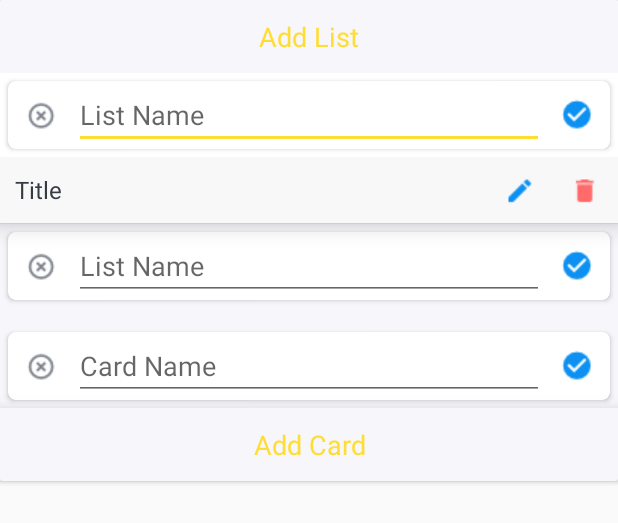
After one commit to Azhar-Mir/Project-Oragnizer, an Android app: the layout item_task.xml on its own in the app's theme, with its tools: preview values and no code run, on a phone screen of 412 x 824 dp. The commit adds this screen. Shown: the top 523 px of the screen. Run offline under Robolectric (Android 15) with nearby library versions, the phone set to English and light mode, and no system bars.

Commit message:
add,update,delete liat

```diff
--- a/app/src/main/java/com/projectorganizer/utils/Constants.kt
+++ b/app/src/main/java/com/projectorganizer/utils/Constants.kt
@@ -15,6 +15,7 @@ object Constants {
     const val MOBILE: String = "mobile"
     const val ASSIGNED_TO : String = "assignedTo"
     const val DOCUMENT_ID : String = "documentId"
+    const val TASK_LIST: String = "taskList"
 
     const val READ_STORAGE_PERMISSION_CODE = 1
     const val PICK_IMAGE_REQUEST_CODE = 2
--- /dev/null
+++ b/app/src/main/res/layout/item_task.xml
@@ -0,0 +1,240 @@
+<?xml version="1.0" encoding="utf-8"?>
+<androidx.cardview.widget.CardView xmlns:android="http://schemas.android.com/apk/res/android"
+    xmlns:app="http://schemas.android.com/apk/res-auto"
+    xmlns:tools="http://schemas.android.com/tools"
+    android:layout_width="match_parent"
+    android:layout_height="wrap_content"
+    android:elevation="@dimen/task_item_cv_elevation"
+    android:orientation="vertical">
+
+    <LinearLayout
+        android:layout_width="match_parent"
+        android:layout_height="wrap_content"
+        android:orientation="vertical">
+
+        <TextView
+            android:id="@+id/tv_add_task_list"
+            android:layout_width="match_parent"
+            android:layout_height="wrap_content"
+            android:background="@color/task_list_action_color"
+            android:foreground="?attr/selectableItemBackground"
+            android:gravity="center"
+            android:padding="@dimen/task_item_add_item_text_padding"
+            android:text="@string/action_add_list"
+            android:textColor="@color/colorAccent"
+            android:textSize="@dimen/task_item_add_item_text_size"
+            android:visibility="gone"
+            tools:visibility="visible" />
+
+        <androidx.cardview.widget.CardView
+            android:id="@+id/cv_add_task_list_name"
+            android:layout_width="match_parent"
+            android:layout_height="wrap_content"
+            android:layout_margin="@dimen/task_item_cv_margin"
+            android:elevation="@dimen/task_item_cv_elevation"
+            android:visibility="gone"
+            app:cardCornerRadius="@dimen/task_item_cv_corner_radius"
+            tools:visibility="visible">
+
+            <LinearLayout
+                android:layout_width="match_parent"
+                android:layout_height="wrap_content"
+                android:gravity="center"
+                android:orientation="horizontal">
+
+                <ImageButton
+                    android:id="@+id/ib_close_list_name"
+                    android:layout_width="wrap_content"
+                    android:layout_height="wrap_content"
+                    android:background="?attr/selectableItemBackground"
+                    android:contentDescription="@string/image_contentDescription"
+                    android:padding="@dimen/task_item_image_buttons_padding"
+                    android:src="@drawable/ic_cancel" />
+
+                <EditText
+                    android:id="@+id/et_task_list_name"
+                    android:layout_width="0dp"
+                    android:layout_height="wrap_content"
+                    android:layout_weight="1"
+                    android:autofillHints="@string/hint_list_name"
+                    android:hint="@string/hint_list_name"
+                    android:inputType="text" />
+
+                <ImageButton
+                    android:id="@+id/ib_done_list_name"
+                    android:layout_width="wrap_content"
+                    android:layout_height="wrap_content"
+                    android:background="?attr/selectableItemBackground"
+                    android:contentDescription="@string/image_contentDescription"
+                    android:padding="@dimen/task_item_image_buttons_padding"
+                    android:src="@drawable/ic_done" />
+            </LinearLayout>
+        </androidx.cardview.widget.CardView>
+
+        <LinearLayout
+            android:id="@+id/ll_task_item"
+            android:layout_width="match_parent"
+            android:layout_height="wrap_content"
+            android:background="@color/task_list_action_color"
+            android:gravity="center_vertical"
+            android:orientation="vertical"
+            android:visibility="gone"
+            tools:visibility="visible">
+
+            <LinearLayout
+                android:id="@+id/ll_title_view"
+                android:layout_width="match_parent"
+                android:layout_height="wrap_content"
+                android:background="@color/task_list_title_view_bg_color"
+                android:elevation="@dimen/task_item_title_view_elevation"
+                android:gravity="center"
+                android:orientation="horizontal"
+                android:visibility="visible"
+                tools:visibility="visible">
+
+                <TextView
+                    android:id="@+id/tv_task_list_title"
+                    android:layout_width="0dp"
+                    android:layout_height="wrap_content"
+                    android:layout_weight="1"
+                    android:padding="@dimen/task_item_title_text_padding"
+                    android:textColor="@color/primary_text_color"
+                    android:textSize="@dimen/task_item_title_text_size"
+                    tools:text="Title" />
+
+                <ImageButton
+                    android:id="@+id/ib_edit_list_name"
+                    android:layout_width="wrap_content"
+                    android:layout_height="wrap_content"
+                    android:background="?attr/selectableItemBackground"
+                    android:contentDescription="@string/image_contentDescription"
+                    android:padding="@dimen/task_item_image_buttons_padding"
+                    android:src="@drawable/ic_edit" />
+
+                <ImageButton
+                    android:id="@+id/ib_delete_list"
+                    android:layout_width="wrap_content"
+                    android:layout_height="wrap_content"
+                    android:background="?attr/selectableItemBackground"
+                    android:contentDescription="@string/image_contentDescription"
+                    android:padding="@dimen/task_item_image_buttons_padding"
+                    android:src="@drawable/ic_delete" />
+            </LinearLayout>
+
+            <View
+                android:layout_width="match_parent"
+                android:layout_height="@dimen/task_item_divider_height"
+                android:background="@color/divider_color" />
+
+            <androidx.cardview.widget.CardView
+                android:id="@+id/cv_edit_task_list_name"
+                android:layout_width="match_parent"
+                android:layout_height="wrap_content"
+                android:layout_margin="@dimen/task_item_cv_margin"
+                android:elevation="@dimen/task_item_cv_elevation"
+                android:visibility="gone"
+                app:cardCornerRadius="@dimen/task_item_cv_corner_radius"
+                tools:visibility="visible">
+
+                <LinearLayout
+                    android:layout_width="match_parent"
+                    android:layout_height="wrap_content"
+                    android:gravity="center"
+                    android:orientation="horizontal">
+
+                    <ImageButton
+                        android:id="@+id/ib_close_editable_view"
+                        android:layout_width="wrap_content"
+                        android:layout_height="wrap_content"
+                        android:background="?attr/selectableItemBackground"
+                        android:contentDescription="@string/image_contentDescription"
+                        android:padding="@dimen/task_item_image_buttons_padding"
+                        android:src="@drawable/ic_cancel" />
+
+                    <EditText
+                        android:id="@+id/et_edit_task_list_name"
+                        android:layout_width="0dp"
+                        android:layout_height="wrap_content"
+                        android:layout_weight="1"
+                        android:autofillHints="@string/hint_list_name"
+                        android:hint="@string/hint_list_name"
+                        android:inputType="text" />
+
+                    <ImageButton
+                        android:id="@+id/ib_done_edit_list_name"
+                        android:layout_width="wrap_content"
+                        android:layout_height="wrap_content"
+                        android:background="?attr/selectableItemBackground"
+                        android:contentDescription="@string/image_contentDescription"
+                        android:padding="@dimen/task_item_image_buttons_padding"
+                        android:src="@drawable/ic_done" />
+                </LinearLayout>
+            </androidx.cardview.widget.CardView>
+
+            <androidx.recyclerview.widget.RecyclerView
+                android:id="@+id/rv_card_list"
+                android:layout_width="match_parent"
+                android:layout_height="wrap_content"
+                android:layout_margin="@dimen/task_item_rv_card_list_margin" />
+
+            <androidx.cardview.widget.CardView
+                android:id="@+id/cv_add_card"
+                android:layout_width="match_parent"
+                android:layout_height="wrap_content"
+                android:layout_margin="@dimen/task_item_cv_margin"
+                android:elevation="@dimen/task_item_cv_elevation"
+                android:visibility="gone"
+                app:cardCornerRadius="@dimen/task_item_cv_corner_radius"
+                tools:visibility="visible">
+
+                <LinearLayout
+                    android:layout_width="match_parent"
+                    android:layout_height="wrap_content"
+                    android:gravity="center"
+                    android:orientation="horizontal">
+
+                    <ImageButton
+                        android:id="@+id/ib_close_card_name"
+                        android:layout_width="wrap_content"
+                        android:layout_height="wrap_content"
+                        android:background="?attr/selectableItemBackground"
+                        android:contentDescription="@string/image_contentDescription"
+                        android:padding="@dimen/task_item_image_buttons_padding"
+                        android:src="@drawable/ic_cancel" />
+
+                    <EditText
+                        android:id="@+id/et_card_name"
+                        android:layout_width="0dp"
+                        android:layout_height="wrap_content"
+                        android:layout_weight="1"
+                        android:autofillHints="@string/hint_card_name"
+                        android:hint="@string/hint_card_name"
+                        android:inputType="text" />
+
+                    <ImageButton
+                        android:id="@+id/ib_done_card_name"
+                        android:layout_width="wrap_content"
+                        android:layout_height="wrap_content"
+                        android:background="?attr/selectableItemBackground"
+                        android:contentDescription="@string/image_contentDescription"
+                        android:padding="@dimen/task_item_image_buttons_padding"
+                        android:src="@drawable/ic_done" />
+                </LinearLayout>
+            </androidx.cardview.widget.CardView>
+
+            <TextView
+                android:id="@+id/tv_add_card"
+                android:layout_width="match_parent"
+                android:layout_height="wrap_content"
+                android:background="@color/task_list_action_color"
+                android:elevation="@dimen/task_item_add_card_text_elevation"
+                android:foreground="?attr/selectableItemBackground"
+                android:gravity="center"
+                android:padding="@dimen/task_item_add_item_text_padding"
+                android:text="@string/action_add_card"
+                android:textColor="@color/colorAccent"
+                android:textSize="@dimen/task_item_add_item_text_size"
+                tools:visibility="visible" />
+        </LinearLayout>
+    </LinearLayout>
+</androidx.cardview.widget.CardView>
--- a/app/src/main/res/values/colors.xml
+++ b/app/src/main/res/values/colors.xml
@@ -10,4 +10,6 @@
     <color name="snackbar_error_color">#F72400</color>
 
     <color name="divider_color">#EAEAEA</color>
+    <color name="task_list_action_color">#F7F6FA</color>
+    <color name="task_list_title_view_bg_color">#F8F8F8</color>
 </resources>
--- a/app/src/main/res/values/dimens.xml
+++ b/app/src/main/res/values/dimens.xml
@@ -75,4 +75,18 @@
 
     <dimen name="task_list_content_padding">10dp</dimen>
 
+    <dimen name="task_item_cv_elevation">5dp</dimen>
+    <dimen name="task_item_add_item_text_padding">12dp</dimen>
+    <dimen name="task_item_add_item_text_size">18dp</dimen>
+    <dimen name="task_item_cv_margin">5dp</dimen>
+    <dimen name="task_item_cv_corner_radius">5dp</dimen>
+    <dimen name="task_item_image_buttons_padding">10dp</dimen>
+    <dimen name="task_item_title_view_elevation">10dp</dimen>
+    <dimen name="task_item_title_text_padding">10dp</dimen>
+    <dimen name="task_item_title_text_size">16sp</dimen>
+    <dimen name="task_item_divider_height">0.5dp</dimen>
+    <dimen name="task_item_rv_card_list_margin">5dp</dimen>
+    <dimen name="task_item_add_card_text_elevation">10dp</dimen>
+
+
 </resources>
--- a/app/src/main/res/values/strings.xml
+++ b/app/src/main/res/values/strings.xml
@@ -31,4 +31,10 @@
 
     <string name="no_boards_are_available">No Boards are available!!!</string>
 
+    <string name="action_add_list">Add List</string>
+    <string name="hint_list_name">List Name</string>
+    <string name="action_add_card">Add Card</string>
+    <string name="hint_card_name">Card Name</string>
+    <string name="add_list">Add List</string>
+
 </resources>
```
Also changed, not shown: app/src/main/java/com/projectorganizer/activities/TaskListActivity.kt (+47 -3 lines), app/src/main/java/com/projectorganizer/adapters/TaskListItemsAdapter.kt (added, +124 -0 lines), app/src/main/java/com/projectorganizer/firebase/FirestoreClass.kt (+14 -1 lines), app/src/main/res/drawable-mdpi/ic_cancel.png (added), app/src/main/res/drawable-mdpi/ic_delete.png (added), app/src/main/res/drawable-mdpi/ic_done.png (added), app/src/main/res/drawable-mdpi/ic_edit.png (added).
